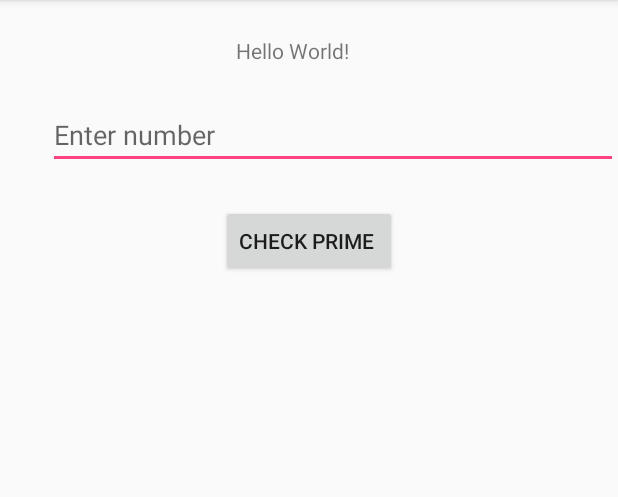
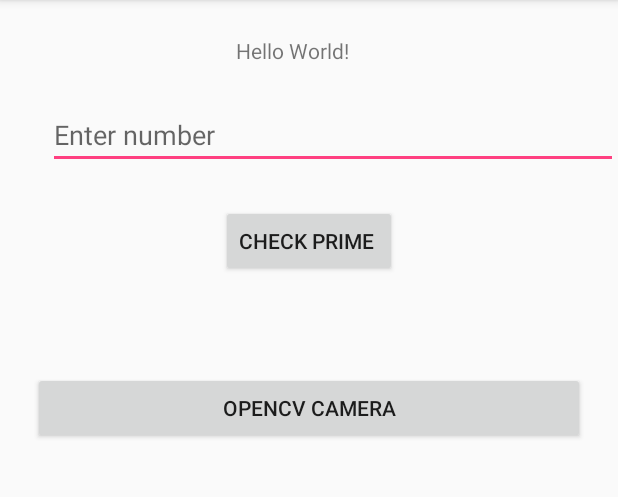
Before and after one commit to NavalKishor/PrimeNumberUsingNdk, an Android app: the screen it shows after launch (MainActivity), on a phone screen of 412 x 824 dp, the part 84-581 px from its top. Run offline under Robolectric (Android 15) with nearby library versions, the phone set to English and light mode, and no system bars; our stand-ins replace ButterKnife; 3 statements that could not run were skipped.

Commit message:
OpenCV Project is loaded once and camera preview is opened and rotate at 90 on camera rotation

```diff
--- a/app/build.gradle
+++ b/app/build.gradle
@@ -28,13 +28,14 @@ android {
     }
     //if your are keeping the jniLibs folder with .so file in your project then keep below file and have cpp file then only
     //sourceSets { main { jni.srcDirs = ['src/main/jni', 'src/main/jniLibs/'] } }
-    sourceSets { main { res.srcDirs = ['src/main/res', 'src/main/res/drawable-nodpi'] } }
+    sourceSets { main { res.srcDirs = ['src/main/res', 'src/main/res/drawable-nodpi', 'src/main/res/menu'] } }
 }
 
 dependencies {
     implementation fileTree(include: ['*.jar'], dir: 'libs')
     implementation 'com.android.support:appcompat-v7:26.1.0'
     implementation 'com.android.support.constraint:constraint-layout:1.0.2'
+    implementation 'com.android.support:design:26.1.0'
     testImplementation 'junit:junit:4.12'
     androidTestImplementation 'com.android.support.test:runner:1.0.1'
     androidTestImplementation 'com.android.support.test.espresso:espresso-core:3.0.1'
--- a/app/src/main/java/primeno/naval/com/primenumberusingndk/MainActivity.java
+++ b/app/src/main/java/primeno/naval/com/primenumberusingndk/MainActivity.java
@@ -40,6 +40,8 @@ public class MainActivity extends AppCompatActivity
     EditText number;
     @BindView(R.id.primenumber)
     Button primenumber;
+    @BindView(R.id.opencvCamera)
+    Button opencvCamera;
 
     @Override
     protected void onCreate(Bundle savedInstanceState)
@@ -55,6 +57,13 @@ public class MainActivity extends AppCompatActivity
             public void onClick(View view)
             {
                 startActivity(new Intent(MainActivity.this,CtrlBrightnessActivity.class));
+            }
+        });
+        opencvCamera.setOnClickListener(new View.OnClickListener() {
+            @Override
+            public void onClick(View view)
+            {
+                startActivity(new Intent(MainActivity.this,MyActivityShowCamera.class));
             }
         });
         primenumber.setOnClickListener(new View.OnClickListener() {
--- a/app/src/main/res/layout/activity_main.xml
+++ b/app/src/main/res/layout/activity_main.xml
@@ -19,6 +19,21 @@
         app:layout_constraintTop_toTopOf="parent"
         app:layout_constraintVertical_bias="0.032"/>
 
+
+
+    <EditText
+        android:id="@+id/number"
+        android:layout_width="380dp"
+        android:layout_height="wrap_content"
+        android:layout_marginStart="8dp"
+        android:layout_marginTop="24dp"
+        android:ems="10"
+        android:hint="Enter number"
+        android:inputType="number"
+        app:layout_constraintEnd_toEndOf="parent"
+        app:layout_constraintHorizontal_bias="1.0"
+        app:layout_constraintStart_toStartOf="parent"
+        app:layout_constraintTop_toBottomOf="@+id/sample_text"/>
     <Button
         android:id="@+id/primenumber"
         android:layout_width="wrap_content"
@@ -28,19 +43,27 @@
         app:layout_constraintEnd_toEndOf="parent"
         app:layout_constraintStart_toStartOf="parent"
         app:layout_constraintTop_toBottomOf="@+id/number"/>
+    <Button
+        android:id="@+id/opencvCamera"
+        android:layout_width="368dp"
+        android:layout_height="wrap_content"
+        android:layout_marginBottom="8dp"
+        android:layout_marginEnd="8dp"
+        android:layout_marginStart="8dp"
+        android:layout_marginTop="8dp"
+        android:text="OpenCV Camera"
+        app:layout_constraintBottom_toBottomOf="parent"
+        app:layout_constraintEnd_toEndOf="parent"
+        app:layout_constraintHorizontal_bias="0.5"
+        app:layout_constraintStart_toStartOf="parent"
+        app:layout_constraintTop_toBottomOf="@+id/primenumber"
+        app:layout_constraintVertical_bias="0.107"/>
 
-    <EditText
-        android:id="@+id/number"
-        android:layout_width="380dp"
+    <android.support.constraint.Guideline
+        android:id="@+id/guideline"
+        android:layout_width="wrap_content"
         android:layout_height="wrap_content"
-        android:layout_marginStart="8dp"
-        android:layout_marginTop="24dp"
-        android:ems="10"
-        android:inputType="number"
-        android:hint="Enter number"
-        app:layout_constraintEnd_toEndOf="parent"
-        app:layout_constraintHorizontal_bias="1.0"
-        app:layout_constraintStart_toStartOf="parent"
-        app:layout_constraintTop_toBottomOf="@+id/sample_text"/>
+        android:orientation="horizontal"
+        app:layout_constraintGuide_begin="20dp"/>
 
 </android.support.constraint.ConstraintLayout>
--- a/app/src/main/res/values/styles.xml
+++ b/app/src/main/res/values/styles.xml
@@ -8,4 +8,13 @@
         <item name="colorAccent">@color/colorAccent</item>
     </style>
 
+    <style name="AppTheme.NoActionBar" parent="AppTheme">
+        <item name="windowActionBar">false</item>
+        <item name="windowNoTitle">true</item>
+    </style>
+
+    <style name="AppTheme.AppBarOverlay" parent="ThemeOverlay.AppCompat.Dark.ActionBar"/>
+
+    <style name="AppTheme.PopupOverlay" parent="ThemeOverlay.AppCompat.Light"/>
+
 </resources>
```
Also changed, not shown: app/src/main/AndroidManifest.xml (+30 -0 lines), app/src/main/java/primeno/naval/com/primenumberusingndk/MyActivityShowCamera.java (added, +163 -0 lines), app/src/main/res/layout/activity_my_show_camera.xml (added, +19 -0 lines).
